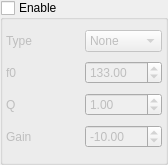
Old version of the form gui/Equalizer.ui in the repository amurzeau/damc.
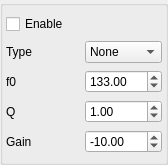
New version of the form.

Commit message: gui: don't disable equalizer settings when disabled

Patch:
```diff
--- a/gui/Equalizer.ui
+++ b/gui/Equalizer.ui
@@ -31,12 +31,6 @@
    </property>
    <item row="0" column="0">
     <widget class="QGroupBox" name="parametricEqGroupBox">
-     <property name="title">
-      <string>Enable</string>
-     </property>
-     <property name="checkable">
-      <bool>true</bool>
-     </property>
      <property name="checked">
       <bool>false</bool>
      </property>
@@ -59,21 +53,47 @@
       <property name="verticalSpacing">
        <number>2</number>
       </property>
+      <item row="3" column="1">
+       <widget class="QDoubleSpinBox" name="qSpinBox">
+        <property name="minimum">
+         <double>0.500000000000000</double>
+        </property>
+        <property name="maximum">
+         <double>200.000000000000000</double>
+        </property>
+        <property name="value">
+         <double>1.000000000000000</double>
+        </property>
+       </widget>
+      </item>
+      <item row="2" column="1">
+       <widget class="QDoubleSpinBox" name="f0SpinBox">
+        <property name="minimum">
+         <double>10.000000000000000</double>
+        </property>
+        <property name="maximum">
+         <double>96000.000000000000000</double>
+        </property>
+        <property name="value">
+         <double>133.000000000000000</double>
+        </property>
+       </widget>
+      </item>
       <item row="1" column="0">
-       <widget class="QLabel" name="f0Label">
+       <widget class="QLabel" name="typeLabel">
         <property name="text">
-         <string>f0</string>
+         <string>Type</string>
         </property>
        </widget>
       </item>
-      <item row="3" column="0">
+      <item row="4" column="0">
        <widget class="QLabel" name="gainLabel">
         <property name="text">
          <string>Gain</string>
         </property>
        </widget>
       </item>
-      <item row="0" column="1">
+      <item row="1" column="1">
        <widget class="QComboBox" name="typeComboBox">
         <property name="sizePolicy">
          <sizepolicy hsizetype="Ignored" vsizetype="Fixed">
@@ -133,40 +153,14 @@
         </item>
        </widget>
       </item>
-      <item row="2" column="1">
-       <widget class="QDoubleSpinBox" name="qSpinBox">
-        <property name="minimum">
-         <double>0.500000000000000</double>
-        </property>
-        <property name="maximum">
-         <double>200.000000000000000</double>
-        </property>
-        <property name="value">
-         <double>1.000000000000000</double>
-        </property>
-       </widget>
-      </item>
-      <item row="1" column="1">
-       <widget class="QDoubleSpinBox" name="f0SpinBox">
-        <property name="minimum">
-         <double>10.000000000000000</double>
-        </property>
-        <property name="maximum">
-         <double>96000.000000000000000</double>
-        </property>
-        <property name="value">
-         <double>133.000000000000000</double>
-        </property>
-       </widget>
-      </item>
       <item row="2" column="0">
-       <widget class="QLabel" name="qLabel">
+       <widget class="QLabel" name="f0Label">
         <property name="text">
-         <string>Q</string>
+         <string>f0</string>
         </property>
        </widget>
       </item>
-      <item row="3" column="1">
+      <item row="4" column="1">
        <widget class="QDoubleSpinBox" name="gainSpinBox">
         <property name="minimum">
          <double>-100.000000000000000</double>
@@ -179,10 +173,17 @@
         </property>
        </widget>
       </item>
-      <item row="0" column="0">
-       <widget class="QLabel" name="typeLabel">
+      <item row="3" column="0">
+       <widget class="QLabel" name="qLabel">
         <property name="text">
-         <string>Type</string>
+         <string>Q</string>
+        </property>
+       </widget>
+      </item>
+      <item row="0" column="0" colspan="2">
+       <widget class="QCheckBox" name="enableCheckBox">
+        <property name="text">
+         <string>Enable</string>
         </property>
        </widget>
       </item>
```
The commit also changes 2 other files.
